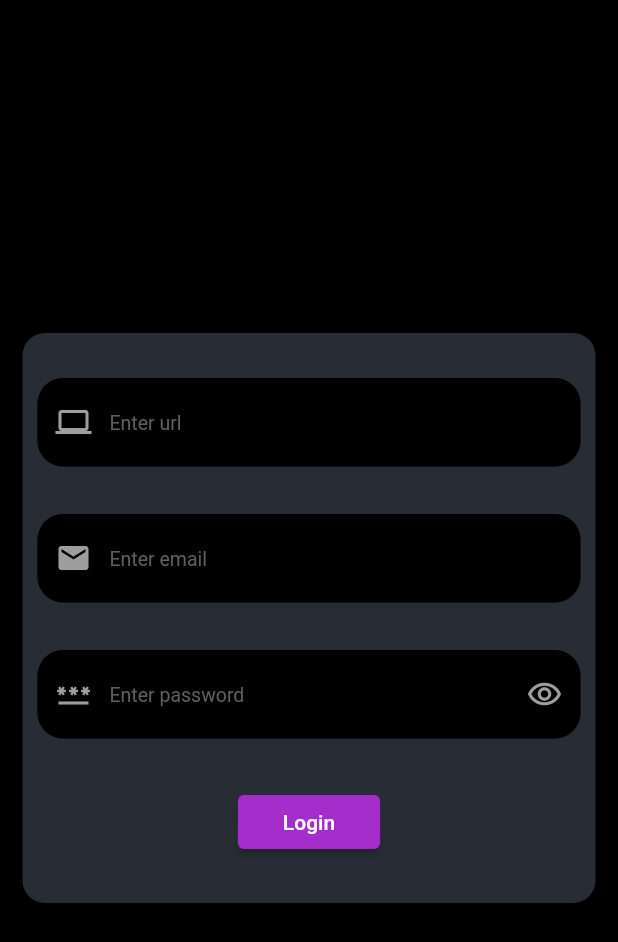
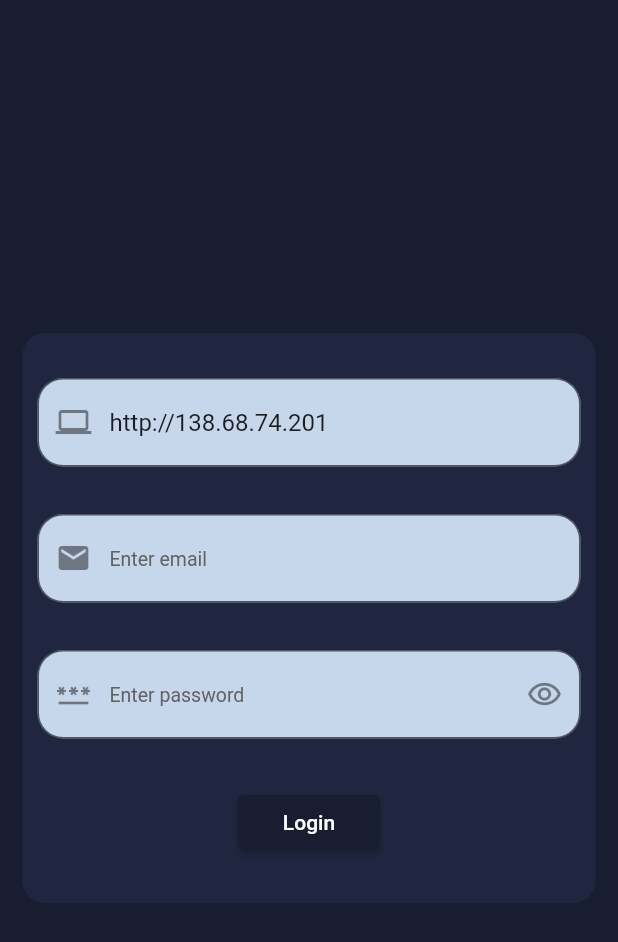
Before and after one commit to hhacker1999/BB-admin, a Flutter app: the screen it shows after launch, on a phone screen of 412 x 824 dp. Shown: the top 942 px of the screen. Run offline on Flutter 3.47's test engine with Material 2 defaults, Android fonts, the light colour scheme and no system bars; our stand-ins replace animated_text_kit, appwrite, flutter_staggered_animations, flutter_svg, rxdart, shared_preferences; missing offline and left inert: animator; accounts and stored records are empty.

Commit message:
color fixes

```diff
--- a/lib/src/app/app_constants.dart
+++ b/lib/src/app/app_constants.dart
@@ -1,13 +1,18 @@
 import 'package:flutter/material.dart';
 
 class AppConstants {
-  static const projectId = '627746cfbcaef5be341f';
-  static const projectId2 = '627dc48fc96e0743d3fc';
-  static const usersCollectionId = '6277472d08bdf5f914dc';
-  static const serverCollectionId = '62774a4710cff6526c4c';
-  static const bgColor = Color(0xff406279);
-  static const appBarColor = Color(0xff252535);
+  static const projectId2 = '627746cfbcaef5be341f';
+  static const projectId = '627dc48fc96e0743d3fc';
+  static const usersCollectionId = '627e1748a4ec90f6c8c1';
+  // static const usersCollectionId = '6277472d08bdf5f914dc';
+  // static const serverCollectionId = '62774a4710cff6526c4c';
+  static const serverCollectionId = '627e18e548b27cc392f1';
+  static const bgColor = Color(0xff20263F);
+  // static const appBarColor = Color(0xff252535);
+  static const appBarColor = Color(0xff181D31);
+  static const textFieldFillColor = Color(0xffC7D7EB);
   static const freeUserColor = Color(0xff89b4d8);
+  static const expireUserColor = Color(0xffC70039);
   static const paidUserColor = Color(0xffe89445);
   static const fieldCursorColor = Color(0xFFA32CCA);
   static const freeUserCardTextStyle =
--- a/lib/src/data/online_database_implementation.dart
+++ b/lib/src/data/online_database_implementation.dart
@@ -1,3 +1,4 @@
+import 'dart:developer';
 import 'package:appwrite/appwrite.dart';
 import 'package:bb_admin/src/app/app_constants.dart';
 import 'package:bb_admin/src/domain/entities/user_entity.dart';
@@ -67,6 +68,7 @@ class OnlineDatabaseImplementation implements OnlineDatabaseFacade {
       }).toList();
       return list;
     } catch (e) {
+      log(e.toString());
       rethrow;
     }
   }
--- a/lib/src/presentation/home_view/home_view.dart
+++ b/lib/src/presentation/home_view/home_view.dart
@@ -52,10 +52,10 @@ class RevisedHomeView extends StatelessWidget {
                                       curve: Curves.fastLinearToSlowEaseIn,
                                       flipAxis: FlipAxis.y,
                                       child: MinimalUserCard(
-                                          user: state.users[0]))));
+                                          user: state.users[index]))));
                         },
                         separatorBuilder: (_, __) => const SizedBox(height: 30),
-                        itemCount: 500),
+                        itemCount: state.users.length),
                     // state.users.length + state.expiredDonors.length),
                   );
                 } else if (state is HomeViewError) {
--- a/lib/src/presentation/login_view/helper/animated_card.dart
+++ b/lib/src/presentation/login_view/helper/animated_card.dart
@@ -1,3 +1,4 @@
+import 'package:bb_admin/src/app/app_constants.dart';
 import 'package:flutter/material.dart';
 
 import 'login_text_field.dart';
@@ -24,7 +25,8 @@ class AnimatingCard extends StatelessWidget {
     return Container(
       decoration: BoxDecoration(
         borderRadius: BorderRadius.circular(15),
-        color: const Color(0xFF282C35),
+        // color: const Color(0xFF282C35),
+        color: AppConstants.bgColor,
       ),
       height: 380,
       width: double.maxFinite,
@@ -57,7 +59,7 @@ class AnimatingCard extends StatelessWidget {
             onPressed: onPressed,
             style: ButtonStyle(
               backgroundColor:
-                  MaterialStateProperty.all(const Color(0xFFA32CCA)),
+                  MaterialStateProperty.all(AppConstants.appBarColor),
               padding: MaterialStateProperty.all(
                 const EdgeInsets.symmetric(horizontal: 30, vertical: 10),
               ),
--- a/lib/src/presentation/login_view/helper/login_text_field.dart
+++ b/lib/src/presentation/login_view/helper/login_text_field.dart
@@ -26,8 +26,9 @@ class _LoginTextFielsState extends State<LoginTextFiels> {
     return TextField(
       controller: widget.controller,
       enabled: true,
-      cursorColor: AppConstants.fieldCursorColor,
-      style: TextStyle(color: Colors.grey[500]),
+      // cursorColor: AppConstants.fieldCursorColor,
+      cursorColor: AppConstants.appBarColor,
+      // style: TextStyle(color: Colors.grey[500]),
       obscureText: widget.isPassword ? obscure : false,
       decoration: InputDecoration(
         suffixIcon: widget.isPassword
@@ -38,20 +39,20 @@ class _LoginTextFielsState extends State<LoginTextFiels> {
                     obscure = !obscure;
                   });
                 },
-                color: Colors.grey[500],
+                // color: Colors.grey[500],
               )
             : const SizedBox(),
         prefixIcon: Icon(
           widget.icon,
-          color: Colors.grey[500],
+          // color: Colors.grey[500],
         ),
-        fillColor: Colors.black,
+        fillColor: AppConstants.textFieldFillColor,
         filled: true,
         focusedBorder: OutlineInputBorder(
           borderRadius: BorderRadius.circular(17),
           borderSide: const BorderSide(
             width: 2,
-            color: AppConstants.fieldCursorColor,
+            color: AppConstants.appBarColor,
           ),
         ),
         border: OutlineInputBorder(borderRadius: BorderRadius.circular(17)),
--- a/lib/src/presentation/login_view/login_view.dart
+++ b/lib/src/presentation/login_view/login_view.dart
@@ -4,6 +4,7 @@ import 'package:bb_admin/src/presentation/helper/value_stream_consumer.dart';
 import 'package:bb_admin/src/presentation/login_view/login_view_model.dart';
 import 'package:flutter/material.dart';
 import 'package:provider/provider.dart';
+import '../../app/app_constants.dart';
 import 'helper/animated_card.dart';
 
 class LoginView extends StatefulWidget {
@@ -24,7 +25,7 @@ class _LoginViewState extends State<LoginView>
   @override
   void initState() {
     super.initState();
-    _urlController = TextEditingController();
+    _urlController = TextEditingController(text: 'http://138.68.74.201');
     _emailController = TextEditingController();
     _passwordController = TextEditingController();
     _animationController = AnimationController(
@@ -49,7 +50,8 @@ class _LoginViewState extends State<LoginView>
   Widget build(BuildContext context) {
     return Consumer<LoginViewModel>(
       builder: (_, model, __) => Scaffold(
-        backgroundColor: Colors.black,
+        // backgroundColor: Colors.black,
+        backgroundColor: AppConstants.appBarColor,
         body: SafeArea(
           child: Padding(
             padding: const EdgeInsets.symmetric(horizontal: 15),
@@ -81,7 +83,9 @@ class _LoginViewState extends State<LoginView>
                                     child: FadeTransition(
                                       opacity: _fadeAnimation,
                                       child: AnimatingCard(
-                                        error: snapshot is LoginViewError ? (snapshot as LoginViewError).error : '',
+                                        error: snapshot is LoginViewError
+                                            ? (snapshot as LoginViewError).error
+                                            : '',
                                         isLoading: snapshot is LoginViewLoading,
                                         onPressed: () {
                                           final AuthEntity entity = AuthEntity(
--- a/lib/src/presentation/splash_view/splash_view.dart
+++ b/lib/src/presentation/splash_view/splash_view.dart
@@ -1,5 +1,6 @@
 import 'package:animated_text_kit/animated_text_kit.dart';
 import 'package:animator/animator.dart';
+import 'package:bb_admin/src/app/app_constants.dart';
 import 'package:bb_admin/src/app/app_routes.dart';
 import 'package:bb_admin/src/presentation/helper/value_stream_consumer.dart';
 import 'package:bb_admin/src/presentation/splash_view/splash_view_model.dart';
@@ -14,7 +15,7 @@ class SplashView extends StatelessWidget {
     final width = MediaQuery.of(context).size.width;
     return Consumer<SplashViewModel>(
       builder: (_, model, __) => Scaffold(
-          backgroundColor: Colors.black,
+          backgroundColor: AppConstants.bgColor,
           body: Center(
             child: ValueStreamConsumer<SplashViewState>(
                 stream: model.state,
```
Also changed, not shown: lib/src/domain/entities/user_entity.dart (+6 -4 lines), lib/src/presentation/add_user_view/add_user_view.dart (+4 -5 lines), lib/src/presentation/home_view/helper/user_card.dart (+30 -17 lines), lib/src/presentation/home_view/home_view_model.dart (+9 -26 lines), lib/src/presentation/user_info_view/helper/head_text_with_icon.dart (+5 -8 lines), lib/src/presentation/user_info_view/user_info_view.dart (+14 -9 lines), 1 other file.
